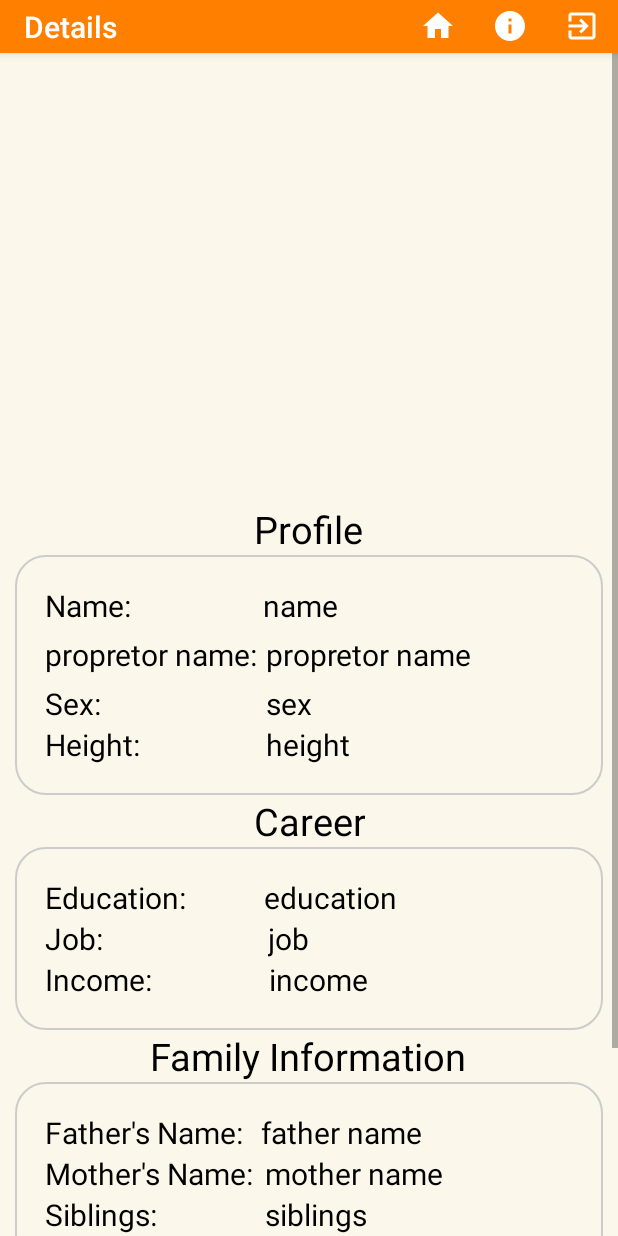
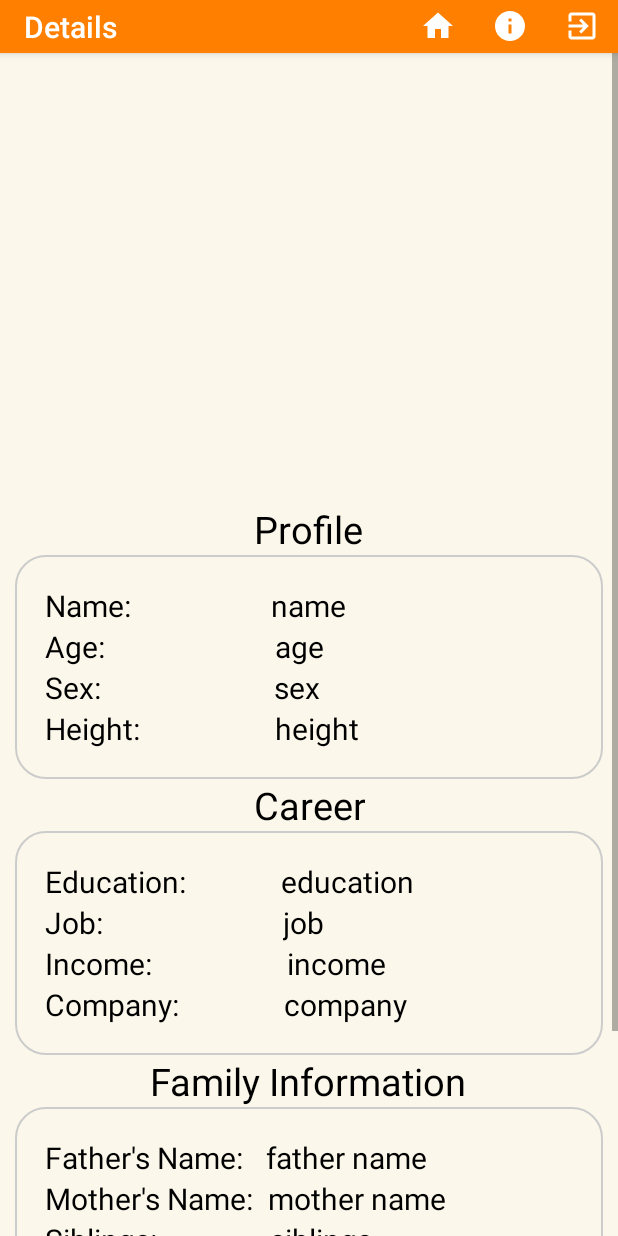
Before and after one commit to ACselvan/acselvan1, an Android app: the Matrimony_View_Details screen opened directly, with no data from a screen before it, on a phone screen of 412 x 824 dp. Run offline under Robolectric (Android 15) with nearby library versions, the phone set to English and light mode, and no system bars; our stand-ins replace Firebase (no records; nobody signed in at launch, a user with empty details on screens opened directly), Picasso; pictures from the network do not load.

Commit message:
28/06/2020 evening

```diff
--- a/app/src/main/java/com/e/myapplication/Matrimony_View_Details.java
+++ b/app/src/main/java/com/e/myapplication/Matrimony_View_Details.java
@@ -23,7 +23,7 @@ import com.google.firebase.database.ValueEventListener;
 import com.squareup.picasso.Picasso;
 
 public class Matrimony_View_Details extends AppCompatActivity {
-    private TextView name,fathername,mothername,cellno,sex,age,siblings,income,job,education,height,city,children,noofchildren,status_edit;
+    private TextView name,fathername,mothername,cellno,sex,age,siblings,income,job,education,height,city,children,noofchildren,status_edit,company;
     private ImageView profilimage;
     private DatabaseReference databaseReference;
     private Query query2;
@@ -50,13 +50,13 @@ public class Matrimony_View_Details extends AppCompatActivity {
         education=findViewById(R.id.drawer_education_matrimony_details);
         height=findViewById(R.id.drawer_height_matrimony_details);
         city=findViewById(R.id.drawer_city_view_details);
-
+        company=findViewById(R.id.drawer_company_matrimony_details);
         getSupportActionBar().setTitle("Details");
         sharedPreferences=getSharedPreferences("alreadylogged", Context.MODE_PRIVATE);
         databaseReference= FirebaseDatabase.getInstance().getReference("Matrimony_Details");
         query2=databaseReference.orderByChild("cellno").equalTo(phonenumber);
         editor = sharedPreferences.edit();
-        query2.addValueEventListener(new ValueEventListener() {
+        query2.addListenerForSingleValueEvent(new ValueEventListener() {
             @Override
             public void onDataChange(@NonNull DataSnapshot dataSnapshot) {
                 for (DataSnapshot dataSnapshot1:dataSnapshot.getChildren()) {
@@ -74,7 +74,7 @@ public class Matrimony_View_Details extends AppCompatActivity {
                     job.setText(up.getJob());
                     height.setText(up.getHeight());
                     city.setText(up.getCity());
-
+                    company.setText(up.getCompanyy());
                 }
             }
 
--- a/app/src/main/java/com/e/myapplication/ViewHolderMatrimony.java
+++ b/app/src/main/java/com/e/myapplication/ViewHolderMatrimony.java
@@ -99,6 +99,7 @@ holder.view_details.setOnClickListener(new View.OnClickListener() {
     public void onClick(View view) {
         Intent i1=new Intent(context,Matrimony_View_Details.class);
         i1.putExtra("phonenumber",up.get(position).getCellno());
+
         context.startActivity(i1);
     }
 });
--- a/app/src/main/res/layout/activity_matrimony__edit.xml
+++ b/app/src/main/res/layout/activity_matrimony__edit.xml
@@ -166,7 +166,7 @@
                 android:layout_marginLeft="10dp" android:layout_marginRight="10dp"
                 android:layout_marginBottom="5dp"
                 android:ems="10"
-                android:textSize="25sp"
+
                 android:inputType="number" />
 
 
@@ -307,7 +307,7 @@
                 android:background="@drawable/border1"
                 android:layout_marginLeft="10dp" android:layout_marginRight="10dp"
                 android:layout_marginBottom="5dp"
-                android:textSize="25sp"
+
 
                 android:ems="10"
                 android:inputType="textPersonName" />
--- a/app/src/main/res/layout/activity_matrimony__view__details.xml
+++ b/app/src/main/res/layout/activity_matrimony__view__details.xml
@@ -54,16 +54,15 @@
                         android:textSize="20sp"
                         android:gravity="start" />
                     <TextView
-                        android:id="@+id/drawer_firmname_business"
+                        android:id="@+id/drawer_name_matrimony"
                         android:layout_width="wrap_content"
                         android:layout_height="wrap_content"
+                        android:layout_gravity="start"
                         android:text="name"
-                        android:textSize="20dp"
                         android:textColor="#000000"
-                        android:layout_marginLeft="88dp"
-                        android:layout_gravity="start"
-                        android:layout_marginTop="5dp"
-                        />
+                        android:textSize="20sp"
+                        android:layout_marginLeft="93dp"
+                        android:gravity="center_horizontal" />
                 </LinearLayout>
                 <LinearLayout
                     android:layout_width="match_parent"
@@ -74,21 +73,19 @@
                         android:layout_width="wrap_content"
                         android:layout_height="wrap_content"
 
-                        android:text="propretor name:"
+                        android:text="Age:"
                         android:layout_gravity="start"
                         android:textColor="#000000"
                         android:textSize="20sp" />
                     <TextView
-                        android:id="@+id/drawer_proprietorname_business"
+                        android:id="@+id/drawer_age_matrimony_details"
                         android:layout_width="wrap_content"
                         android:layout_height="wrap_content"
-                        android:text="propretor name"
-                        android:layout_marginTop="5dp"
+                        android:layout_gravity="start"
+                        android:text="age"
+                        android:layout_marginLeft="113dp"
                         android:textColor="#000000"
-                        android:layout_gravity="start"
-                        android:layout_marginLeft="5dp"
-                        android:textSize="20dp"
-                        />
+                        android:textSize="20sp" />
                 </LinearLayout>
                 <LinearLayout
                     android:layout_width="match_parent"
@@ -109,7 +106,7 @@
                         android:layout_height="wrap_content"
                         android:layout_gravity="start"
                         android:text="sex"
-                        android:layout_marginLeft="110dp"
+                        android:layout_marginLeft="115dp"
                         android:textColor="#000000"
                         android:textSize="20sp" />
                 </LinearLayout>
@@ -133,7 +130,7 @@
                         android:layout_height="wrap_content"
                         android:layout_gravity="start"
                         android:text="height"
-                        android:layout_marginLeft="84dp"
+                        android:layout_marginLeft="90dp"
                         android:textColor="#000000"
                         android:textSize="20sp" />
                 </LinearLayout>
@@ -174,7 +171,7 @@
                     android:layout_height="wrap_content"
                     android:layout_gravity="start"
                     android:text="education"
-                    android:layout_marginLeft="52dp"
+                    android:layout_marginLeft="63dp"
                     android:textColor="#000000"
                     android:textSize="20sp" />
             </LinearLayout>
@@ -197,7 +194,7 @@
                     android:layout_height="wrap_content"
                     android:layout_gravity="start"
                     android:text="job"
-                    android:layout_marginLeft="110dp"
+                    android:layout_marginLeft="120dp"
                     android:textColor="#000000"
                     android:textSize="20sp" />
             </LinearLayout>
@@ -220,11 +217,33 @@
                     android:layout_height="wrap_content"
                     android:layout_gravity="start"
                     android:text="income"
-                    android:layout_marginLeft="78dp"
+                    android:layout_marginLeft="90dp"
                     android:textColor="#000000"
                     android:textSize="20sp" />
             </LinearLayout>
+            <LinearLayout
+                android:layout_width="match_parent"
+                android:layout_height="wrap_content"
+                android:orientation="horizontal">
+                <TextView
 
+                    android:layout_width="wrap_content"
+                    android:layout_height="wrap_content"
+                    android:layout_gravity="start"
+                    android:text="Company:"
+
+                    android:textColor="#000000"
+                    android:textSize="20sp" />
+                <TextView
+                    android:id="@+id/drawer_company_matrimony_details"
+                    android:layout_width="wrap_content"
+                    android:layout_height="wrap_content"
+                    android:layout_gravity="start"
+                    android:text="company"
+                    android:layout_marginLeft="70dp"
+                    android:textColor="#000000"
+                    android:textSize="20sp" />
+            </LinearLayout>
         </LinearLayout>
         <TextView
 
@@ -261,7 +280,7 @@
                     android:layout_height="wrap_content"
                     android:layout_gravity="start"
                     android:text="father name"
-                    android:layout_marginLeft="12dp"
+                    android:layout_marginLeft="15dp"
                     android:textColor="#000000"
                     android:textSize="20sp" />
             </LinearLayout>
@@ -284,7 +303,7 @@
                     android:layout_height="wrap_content"
                     android:text="mother name"
                     android:layout_gravity="start"
-                    android:layout_marginLeft="7dp"
+                    android:layout_marginLeft="9dp"
                     android:textColor="#000000"
                     android:textSize="20sp" />
             </LinearLayout>
@@ -306,7 +325,7 @@
                     android:layout_height="wrap_content"
                     android:layout_gravity="start"
                     android:text="siblings"
-                    android:layout_marginLeft="72dp"
+                    android:layout_marginLeft="75dp"
                     android:textColor="#000000"
                     android:textSize="20sp" />
             </LinearLayout>
@@ -348,7 +367,7 @@
                     android:layout_height="wrap_content"
                     android:layout_gravity="start"
                     android:text="Mobile number"
-                    android:layout_marginLeft="55dp"
+                    android:layout_marginLeft="60dp"
                     android:textColor="#000000"
                     android:textSize="20sp" />
             </LinearLayout>
@@ -371,7 +390,7 @@
                     android:layout_height="wrap_content"
                     android:layout_gravity="start"
                     android:text="city"
-                    android:layout_marginLeft="113dp"
+                    android:layout_marginLeft="120dp"
                     android:textColor="#000000"
                     android:textSize="20sp" />
             </LinearLayout>
```
Also changed, not shown: app/src/main/java/com/e/myapplication/MainActivity.java (+7 -2 lines), app/src/main/java/com/e/myapplication/Matrimony_info.java (+63 -3 lines), app/src/main/res/layout/activity_about.xml (+35 -3 lines), app/src/main/res/drawable-v24/technotribe.png (added).
